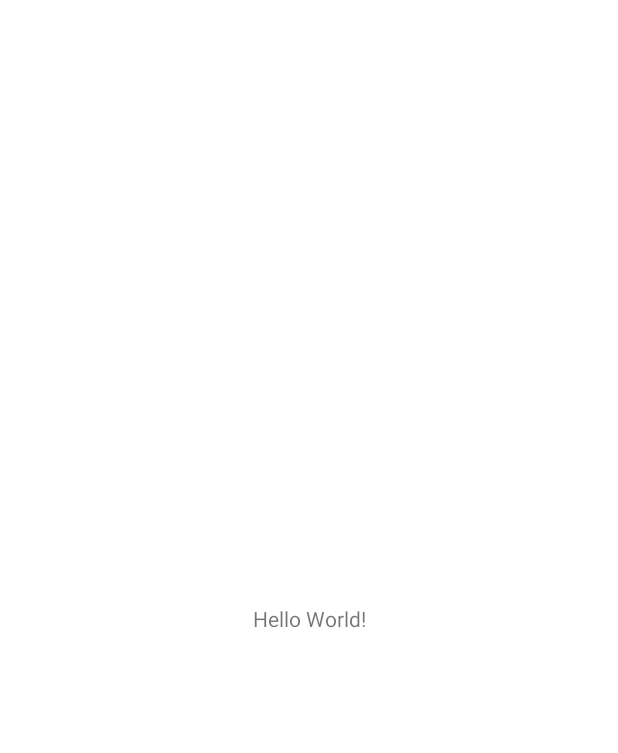
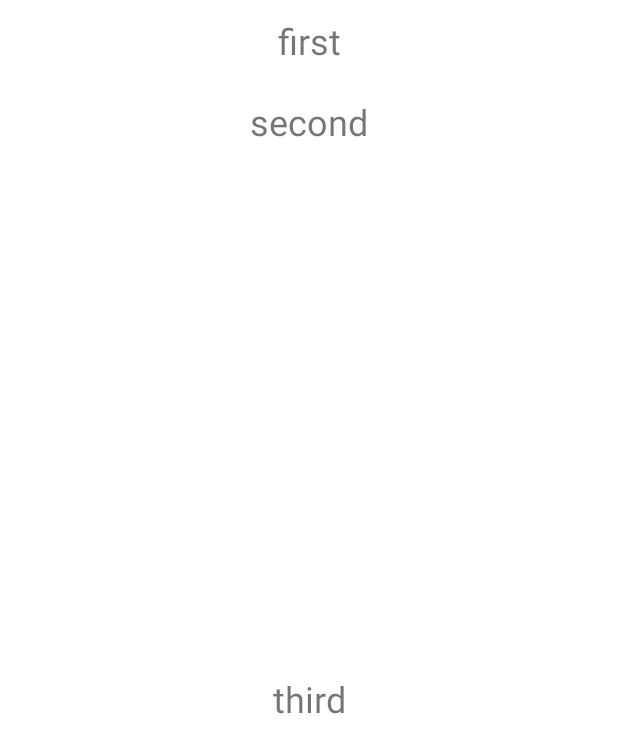
Before and after one commit to mulkamolka/mm-app, an Android app: the screen it shows after launch (MainActivity), on a phone screen of 412 x 824 dp. Before the commit the part shown is almost empty. Shown: the top 753 px of the screen. Run offline under Robolectric (Android 15) with nearby library versions, the phone set to English and light mode, and no system bars.

Commit message:
create home screen(fragment)

```diff
--- a/app/build.gradle
+++ b/app/build.gradle
@@ -5,6 +5,10 @@ plugins {
 
 android {
     compileSdk 31
+
+    buildFeatures {
+        viewBinding true
+    }
 
     defaultConfig {
         applicationId "com.mm.android"
@@ -21,6 +25,7 @@ android {
             proguardFiles getDefaultProguardFile('proguard-android-optimize.txt'), 'proguard-rules.pro'
         }
     }
+
     compileOptions {
         sourceCompatibility JavaVersion.VERSION_1_8
         targetCompatibility JavaVersion.VERSION_1_8
@@ -36,6 +41,7 @@ dependencies {
     implementation 'androidx.appcompat:appcompat:1.4.1'
     implementation 'com.google.android.material:material:1.6.0'
     implementation 'androidx.constraintlayout:constraintlayout:2.1.4'
+    implementation 'androidx.legacy:legacy-support-v4:1.0.0'
     testImplementation 'junit:junit:4.13.2'
     androidTestImplementation 'androidx.test.ext:junit:1.1.3'
     androidTestImplementation 'androidx.test.espresso:espresso-core:3.4.0'
--- /dev/null
+++ b/app/src/main/java/com/mm/android/HomeCategoryFragment.kt
@@ -0,0 +1,17 @@
+package com.mm.android
+
+import android.os.Bundle
+import androidx.fragment.app.Fragment
+import android.view.LayoutInflater
+import android.view.View
+import android.view.ViewGroup
+
+class HomeCategoryFragment : Fragment() {
+
+    override fun onCreateView(
+        inflater: LayoutInflater, container: ViewGroup?,
+        savedInstanceState: Bundle?
+    ): View? {
+        return inflater.inflate(R.layout.fragment_home_category, container, false)
+    }
+}
--- /dev/null
+++ b/app/src/main/java/com/mm/android/HomeOptionFragment.kt
@@ -0,0 +1,17 @@
+package com.mm.android
+
+import android.os.Bundle
+import androidx.fragment.app.Fragment
+import android.view.LayoutInflater
+import android.view.View
+import android.view.ViewGroup
+
+class HomeOptionFragment : Fragment() {
+
+    override fun onCreateView(
+        inflater: LayoutInflater, container: ViewGroup?,
+        savedInstanceState: Bundle?
+    ): View? {
+        return inflater.inflate(R.layout.fragment_home_option, container, false)
+    }
+}
--- /dev/null
+++ b/app/src/main/java/com/mm/android/HomeSearchFragment.kt
@@ -0,0 +1,16 @@
+package com.mm.android
+
+import android.os.Bundle
+import androidx.fragment.app.Fragment
+import android.view.LayoutInflater
+import android.view.View
+import android.view.ViewGroup
+
+class HomeSearchFragment : Fragment() {
+    override fun onCreateView(
+        inflater: LayoutInflater, container: ViewGroup?,
+        savedInstanceState: Bundle?
+    ): View? {
+        return inflater.inflate(R.layout.fragment_home_search, container, false)
+    }
+}
--- a/app/src/main/java/com/mm/android/MainActivity.kt
+++ b/app/src/main/java/com/mm/android/MainActivity.kt
@@ -3,11 +3,17 @@ package com.mm.android
 import androidx.appcompat.app.AppCompatActivity
 import android.os.Bundle
 import androidx.core.splashscreen.SplashScreen.Companion.installSplashScreen
+import androidx.fragment.app.ListFragment
 
 class MainActivity : AppCompatActivity() {
+
     override fun onCreate(savedInstanceState: Bundle?) {
         installSplashScreen() // Activiy 확장함수
+
         super.onCreate(savedInstanceState)
         setContentView(R.layout.activity_main)
+
+
     }
+
 }
--- a/app/src/main/res/layout/activity_main.xml
+++ b/app/src/main/res/layout/activity_main.xml
@@ -6,13 +6,46 @@
     android:layout_height="match_parent"
     tools:context=".MainActivity">
 
-    <TextView
+    <androidx.constraintlayout.widget.Guideline
+        android:id="@+id/guideline3"
         android:layout_width="wrap_content"
         android:layout_height="wrap_content"
-        android:text="Hello World!"
+        android:orientation="horizontal"
+        app:layout_constraintGuide_percent="0.13" />
+
+    <androidx.fragment.app.FragmentContainerView
+        android:id="@+id/optionFragment"
+        android:name="com.mm.android.HomeOptionFragment"
+        android:layout_width="0dp"
+        android:layout_height="0dp"
+        app:layout_constraintBottom_toTopOf="@id/searchFragment"
+        app:layout_constraintEnd_toEndOf="parent"
+        app:layout_constraintStart_toStartOf="parent"
+        app:layout_constraintTop_toTopOf="parent"
+        tools:layout="@layout/fragment_home_option" />
+
+    <androidx.fragment.app.FragmentContainerView
+        android:id="@+id/searchFragment"
+        android:name="com.mm.android.HomeSearchFragment"
+        android:layout_width="0dp"
+        android:layout_height="0dp"
+        app:layout_constraintBottom_toTopOf="@+id/guideline3"
+        app:layout_constraintEnd_toEndOf="parent"
+        app:layout_constraintStart_toStartOf="parent"
+        app:layout_constraintTop_toBottomOf="@+id/optionFragment"
+        tools:layout="@layout/fragment_home_search" />
+
+    <androidx.fragment.app.FragmentContainerView
+        android:id="@+id/categoryFragment"
+        android:name="com.mm.android.HomeCategoryFragment"
+        android:layout_width="0dp"
+        android:layout_height="0dp"
         app:layout_constraintBottom_toBottomOf="parent"
-        app:layout_constraintLeft_toLeftOf="parent"
-        app:layout_constraintRight_toRightOf="parent"
-        app:layout_constraintTop_toTopOf="parent" />
+        app:layout_constraintEnd_toEndOf="parent"
+        app:layout_constraintHorizontal_bias="0.0"
+        app:layout_constraintStart_toStartOf="parent"
+        app:layout_constraintTop_toBottomOf="@+id/searchFragment"
+        app:layout_constraintVertical_bias="0.0"
+        tools:layout="@layout/fragment_home_category" />
 
 </androidx.constraintlayout.widget.ConstraintLayout>
--- a/app/src/main/res/layout/activity_splash.xml
+++ /dev/null
@@ -1,9 +0,0 @@
-<?xml version="1.0" encoding="utf-8"?>
-<androidx.constraintlayout.widget.ConstraintLayout xmlns:android="http://schemas.android.com/apk/res/android"
-    xmlns:app="http://schemas.android.com/apk/res-auto"
-    xmlns:tools="http://schemas.android.com/tools"
-    android:layout_width="match_parent"
-    android:layout_height="match_parent"
-    tools:context=".SplashActivity">
-
-</androidx.constraintlayout.widget.ConstraintLayout>
--- /dev/null
+++ b/app/src/main/res/layout/fragment_home_category.xml
@@ -0,0 +1,19 @@
+<?xml version="1.0" encoding="utf-8"?>
+<androidx.constraintlayout.widget.ConstraintLayout xmlns:android="http://schemas.android.com/apk/res/android"
+    xmlns:app="http://schemas.android.com/apk/res-auto"
+    xmlns:tools="http://schemas.android.com/tools"
+    android:layout_width="match_parent"
+    android:layout_height="match_parent"
+    tools:context=".HomeCategoryFragment">
+
+    <TextView
+        android:layout_width="wrap_content"
+        android:layout_height="wrap_content"
+        android:text="third"
+        android:textSize="24sp"
+        app:layout_constraintBottom_toBottomOf="parent"
+        app:layout_constraintEnd_toEndOf="parent"
+        app:layout_constraintStart_toStartOf="parent"
+        app:layout_constraintTop_toTopOf="parent" />
+
+</androidx.constraintlayout.widget.ConstraintLayout>
--- /dev/null
+++ b/app/src/main/res/layout/fragment_home_option.xml
@@ -0,0 +1,19 @@
+<?xml version="1.0" encoding="utf-8"?>
+<androidx.constraintlayout.widget.ConstraintLayout xmlns:android="http://schemas.android.com/apk/res/android"
+    xmlns:app="http://schemas.android.com/apk/res-auto"
+    xmlns:tools="http://schemas.android.com/tools"
+    android:layout_width="match_parent"
+    android:layout_height="match_parent"
+    tools:context=".HomeOptionFragment">
+
+    <TextView
+        android:layout_width="wrap_content"
+        android:layout_height="wrap_content"
+        android:text="first"
+        android:textSize="24sp"
+        app:layout_constraintBottom_toBottomOf="parent"
+        app:layout_constraintEnd_toEndOf="parent"
+        app:layout_constraintStart_toStartOf="parent"
+        app:layout_constraintTop_toTopOf="parent" />
+
+</androidx.constraintlayout.widget.ConstraintLayout>
--- /dev/null
+++ b/app/src/main/res/layout/fragment_home_search.xml
@@ -0,0 +1,19 @@
+<?xml version="1.0" encoding="utf-8"?>
+<androidx.constraintlayout.widget.ConstraintLayout xmlns:android="http://schemas.android.com/apk/res/android"
+    xmlns:app="http://schemas.android.com/apk/res-auto"
+    xmlns:tools="http://schemas.android.com/tools"
+    android:layout_width="match_parent"
+    android:layout_height="match_parent"
+    tools:context=".HomeSearchFragment">
+
+    <TextView
+        android:layout_width="wrap_content"
+        android:layout_height="wrap_content"
+        android:text="second"
+        android:textSize="24sp"
+        app:layout_constraintBottom_toBottomOf="parent"
+        app:layout_constraintEnd_toEndOf="parent"
+        app:layout_constraintStart_toStartOf="parent"
+        app:layout_constraintTop_toTopOf="parent" />
+
+</androidx.constraintlayout.widget.ConstraintLayout>
--- a/app/src/main/res/values/strings.xml
+++ b/app/src/main/res/values/strings.xml
@@ -1,3 +1,5 @@
 <resources>
     <string name="app_name">mm</string>
+    <!-- TODO: Remove or change this placeholder text -->
+    <string name="hello_blank_fragment">Hello blank fragment</string>
 </resources>
```
